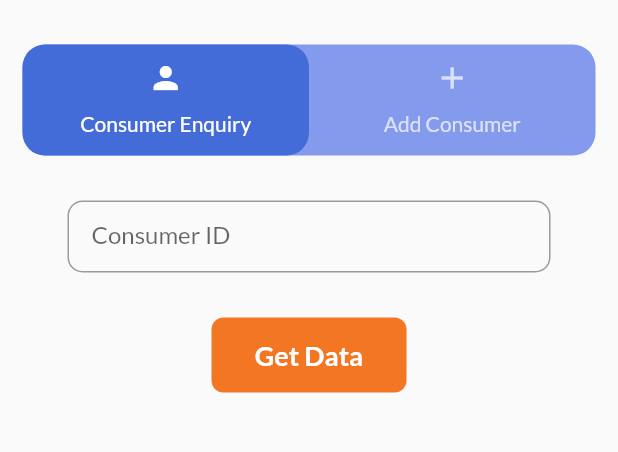
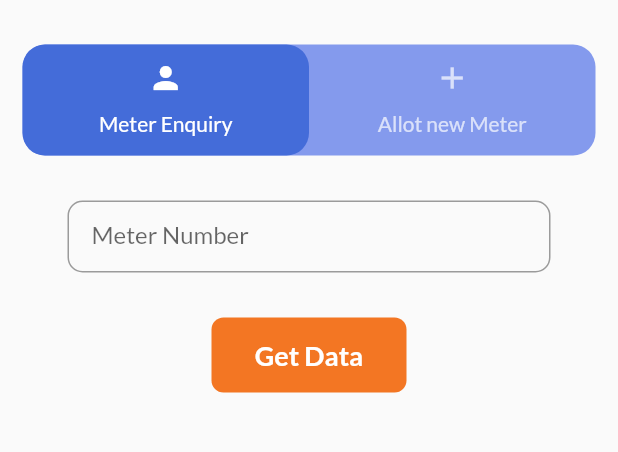
Before and after one commit to kaushik-762/apdcl-meter-registry, a Flutter app: the screen it shows once a user with an empty profile is signed in, on a phone screen of 412 x 824 dp, the part 302-754 px from its top. Run offline on Flutter 3.47's test engine with Material 2 defaults, Android fonts, the phone set to English and light mode, and no system bars; our stand-ins replace cloud_firestore, firebase_auth, firebase_core, google_fonts; missing offline and left inert: dart:ffi, dropdownfield2, flutter_barcode_scanner; accounts and stored records are empty.

Commit message:
Day22 Completed

```diff
--- a/lib/pages/home_page.dart
+++ b/lib/pages/home_page.dart
@@ -101,12 +101,12 @@ class _HomePageState extends State<HomePage> {
 
                          Tab(
                           icon: Icon(Icons.person),
-                          text: 'Consumer Enquiry',
+                          text: 'Meter Enquiry',
                         ),
 
                         Tab(
                           icon: Icon(Icons.add),
-                          text: 'Add Consumer',
+                          text: 'Allot new Meter',
                         ),
 
                       ]
--- a/lib/utils/Tabs/tab1.dart
+++ b/lib/utils/Tabs/tab1.dart
@@ -18,6 +18,7 @@ class _firstTabState extends State<firstTab> {
 
   bool changedButton=false;
   final _formKey=GlobalKey<FormState>();
+
 
   Future customerDetails() async{
 
@@ -81,8 +82,8 @@ class _firstTabState extends State<firstTab> {
                       border: OutlineInputBorder(borderRadius: BorderRadius.circular(10)),
                       contentPadding: EdgeInsets.symmetric(horizontal:16, vertical:10),
 
-                      hintText: "Enter Consumer ID",
-                      labelText: "Consumer ID",
+                      hintText: "Enter Meter Number",
+                      labelText: "Meter Number",
 
 
                     ),
--- a/lib/utils/Tabs/tab2.dart
+++ b/lib/utils/Tabs/tab2.dart
@@ -194,7 +194,7 @@ else{
       backgroundColor: Color.fromARGB(255, 98, 125, 242),
 
       body: StreamBuilder(
-        stream:FirebaseFirestore.instance.collection('consumers').where('Email',isEqualTo:userE).snapshots(),
+        stream:FirebaseFirestore.instance.collection('users').where('Email',isEqualTo:userE).snapshots(),
         builder: (BuildContext context, AsyncSnapshot<QuerySnapshot> snapshot) {
           if(!snapshot.hasData){
             return Center(
@@ -206,6 +206,8 @@ else{
                 userN=user1['Name'];
             } ,
             );
+
+           // DocumentSnapshot userr=snapshot.data!.docs[];
 
 
 
@@ -565,7 +567,7 @@ else{
                         _typeController.text.trim(),
                         _rdController.text.trim(),
                         _date,
-                         userE,
+                         userN,
                        ),
 
 
--- a/lib/widgets/successful_add.dart
+++ b/lib/widgets/successful_add.dart
@@ -40,7 +40,7 @@ class _ConsumerAddState extends State<ConsumerAdd> {
                   ),
 
                   Container(
-                    child: Text('Consumer Added Successfully!',
+                    child: Text('Meter Allotment Successful!',
                     style: TextStyle(
                       fontSize: 20,
                       fontWeight: FontWeight.normal,
```
Also changed, not shown: lib/auth/getUser.dart (added).
